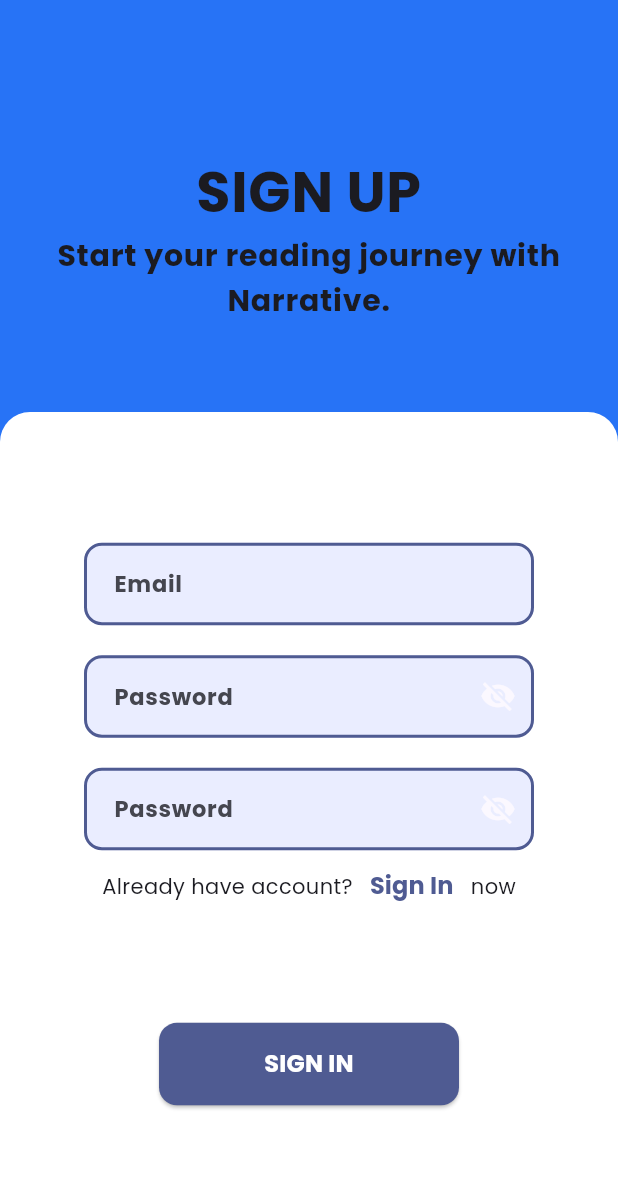
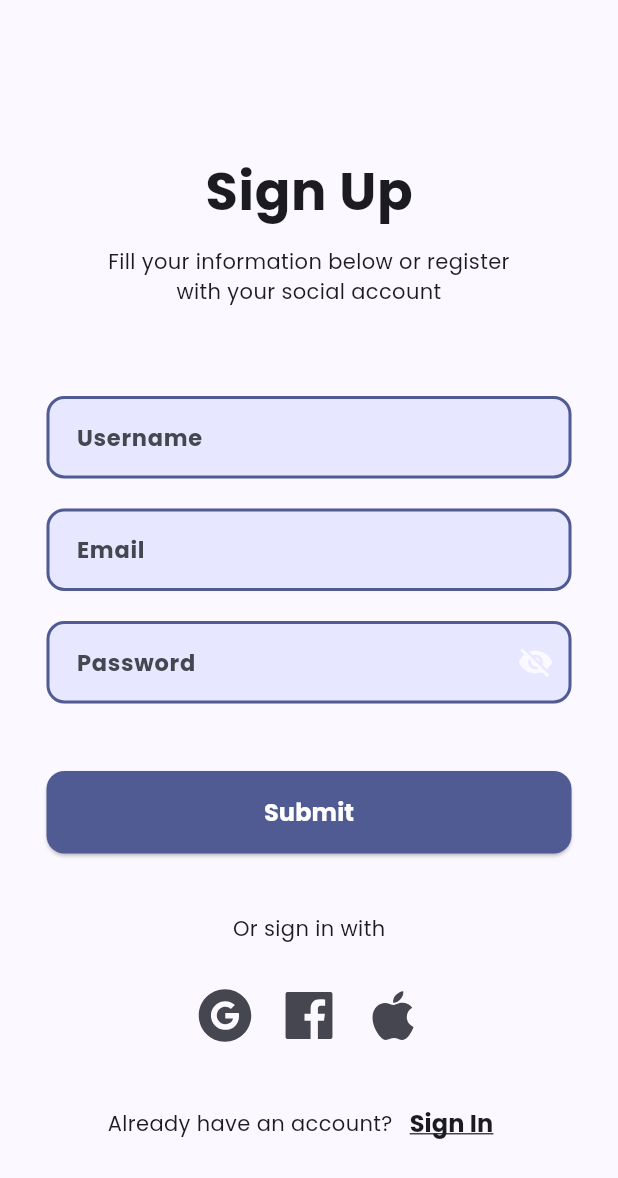
Before and after one commit to RH203/ebook-app-flutter, a Flutter app: the SignupScreen screen opened by its route, on a phone screen of 412 x 824 dp. Shown: the top 1178 px of the screen. Run offline on Flutter 3.47's test engine with Material 3 defaults, Android fonts, the phone set to English and light mode, and no system bars; our stand-ins replace google_fonts, icons_plus.

Commit message:
feat: Change everything on the signup_screen

```diff
--- a/lib/src/screen/auth/signup_screen.dart
+++ b/lib/src/screen/auth/signup_screen.dart
@@ -1,8 +1,8 @@
 import 'package:flutter/material.dart';
-
 import 'package:novel_app/src/common/active_button/buttons.dart';
 import 'package:novel_app/src/common/fields/text_input_fields.dart';
 import 'package:novel_app/src/utils/validator/validator.dart';
+import 'package:icons_plus/icons_plus.dart';
 
 class SignupScreen extends StatelessWidget {
   const SignupScreen({super.key});
@@ -10,63 +10,58 @@ class SignupScreen extends StatelessWidget {
   @override
   Widget build(BuildContext context) {
     final TextEditingController emailController = TextEditingController();
+    final TextEditingController nameController = TextEditingController();
     final TextEditingController passwordController = TextEditingController();
-    final TextEditingController confirmPasswordController =
-        TextEditingController();
 
     return Scaffold(
-      body: Container(
-        color: const Color.fromARGB(255, 39, 115, 246),
+      resizeToAvoidBottomInset: false,
+      body: Center(
+        child: SingleChildScrollView(
           child: Column(
             mainAxisAlignment: MainAxisAlignment.center,
-          crossAxisAlignment: CrossAxisAlignment.stretch,
             children: [
-            Expanded(
-              flex: 1,
-              child: SingleChildScrollView(
-                child: Padding(
-                  padding: const EdgeInsets.only(top: 100),
-                  child: Column(
-                    children: [
-                      Text(
-                        "SIGN UP",
+              Container(
+                margin: const EdgeInsets.only(top: 50),
+                child: Text(
+                  "Sign Up",
                   style: Theme.of(context).textTheme.bodyLarge!.copyWith(
-                              fontSize: 37,
-                            ),
-                        textAlign: TextAlign.center,
-                      ),
-                      Text(
-                        "Start your reading journey with Narrative.",
-                        style: Theme.of(context).textTheme.bodyLarge!.copyWith(
-                              fontSize: 20,
-                            ),
-                        textAlign: TextAlign.center,
-                      ),
-                    ],
+                        fontSize: 35,
                       ),
                 ),
               ),
+              const SizedBox(
+                height: 10,
               ),
-            Expanded(
-              flex: 2,
-              child: Container(
-                decoration: const BoxDecoration(
-                  borderRadius: BorderRadius.only(
-                    topLeft: Radius.circular(20),
-                    topRight: Radius.circular(20),
+              const SizedBox(
+                width: 300,
+                child: Text(
+                  "Fill your information below or register with your social account",
+                  textAlign: TextAlign.center,
                 ),
-                  color: Colors.white,
               ),
-                child: Padding(
-                  padding: const EdgeInsets.all(20),
-                  child: Column(
-                    mainAxisAlignment: MainAxisAlignment.spaceEvenly,
-                    children: [
-                      Column(
-                        mainAxisAlignment: MainAxisAlignment.spaceAround,
-                        children: [
-                          SizedBox(
-                            width: 300,
+              Container(
+                margin: const EdgeInsets.only(top: 60),
+                width: 350,
+                child: TextInputFields(
+                  controller: nameController,
+                  hintText: "Username",
+                  keyboardType: TextInputType.emailAddress,
+                  validator: (value) {
+                    if (value == null || value.isEmpty) {
+                      return "Please enter your username";
+                    }
+
+                    if (!Validator.usernameIsValid(value)) {
+                      return "Invalid username";
+                    }
+
+                    return "null";
+                  },
+                ),
+              ),
+              Container(
+                margin: const EdgeInsets.only(top: 20),
+                width: 350,
                 child: TextInputFields(
                   controller: emailController,
                   hintText: "Email",
@@ -84,72 +79,90 @@ class SignupScreen extends StatelessWidget {
                   },
                 ),
               ),
-                          const SizedBox(
-                            height: 20,
-                          ),
-                          SizedBox(
-                            width: 300,
+              Container(
+                margin: const EdgeInsets.only(top: 20),
+                width: 350,
                 child: TextInputFields.password(
                   controller: passwordController,
                   hintText: "Password",
-                              keyboardType: TextInputType.visiblePassword,
+                  keyboardType: TextInputType.text,
                   validator: (value) {
                     if (value == null || value.isEmpty) {
                       return "Please enter your password";
+                    }
+
+                    if (!Validator.passwordIsValid(value)) {
+                      return "Invalid Password";
                     }
 
                     return "null";
                   },
                 ),
               ),
-                          const SizedBox(
-                            height: 20,
-                          ),
-                          SizedBox(
-                            width: 300,
-                            child: TextInputFields.password(
-                              controller: confirmPasswordController,
-                              hintText: "Password",
-                              keyboardType: TextInputType.visiblePassword,
-                              validator: (value) {
-                                if (value == null || value.isEmpty) {
-                                  return "Please enter your password";
-                                }
-
-                                return "null";
-                              },
+              Container(
+                margin: const EdgeInsets.only(top: 45),
+                width: 350,
+                child: ActionButtons(
+                  onPressed: () => Navigator.pushNamed(context, '/mainscreen'),
+                  text: "Submit",
                 ),
               ),
-                          Row(
+              Container(
+                margin: const EdgeInsets.only(top: 40),
+                child: const Text(
+                  "Or sign in with",
+                ),
+              ),
+              Container(
+                margin: const EdgeInsets.only(top: 20),
+                child: Row(
                   mainAxisAlignment: MainAxisAlignment.center,
                   children: [
-                              const Text("Already have account?"),
-                              TextButton(
-                                onPressed: () {
-                                  Navigator.pushNamed(context, '/loginscreen');
-                                },
-                                child: const Text("Sign In"),
+                    IconButton(
+                      onPressed: () {},
+                      icon: const Icon(
+                        AntDesign.google_circle_fill,
+                        size: 40,
                       ),
-                              const Text("now")
-                            ],
                     ),
-                        ],
+                    IconButton(
+                      onPressed: () {},
+                      icon: const Icon(
+                        AntDesign.facebook_fill,
+                        size: 40,
                       ),
-                      SizedBox(
-                        width: 200,
-                        child: ActionButtons(
-                          text: "SIGN IN",
-                          onPressed: () {
-                            Navigator.pushNamed(context, '/mainscreen');
-                          },
+                    ),
+                    IconButton(
+                      onPressed: () {},
+                      icon: const Icon(
+                        AntDesign.apple_fill,
+                        size: 40,
                       ),
                     ),
                   ],
                 ),
               ),
+              Container(
+                  margin: const EdgeInsets.only(top: 20),
+                  child: Row(
+                    mainAxisAlignment: MainAxisAlignment.center,
+                    children: [
+                      const Text("Already have an account?"),
+                      TextButton(
+                        onPressed: () =>
+                            Navigator.pushNamed(context, '/signupscreen'),
+                        child: Text(
+                          "Sign In",
+                          style: TextStyle(
+                            decoration: TextDecoration.underline,
+                            color: Theme.of(context).colorScheme.onSurface,
                           ),
                         ),
+                      )
                     ],
+                  ))
+            ],
+          ),
         ),
       ),
     );
```
Lines whose indentation alone changed are shown as unchanged.
